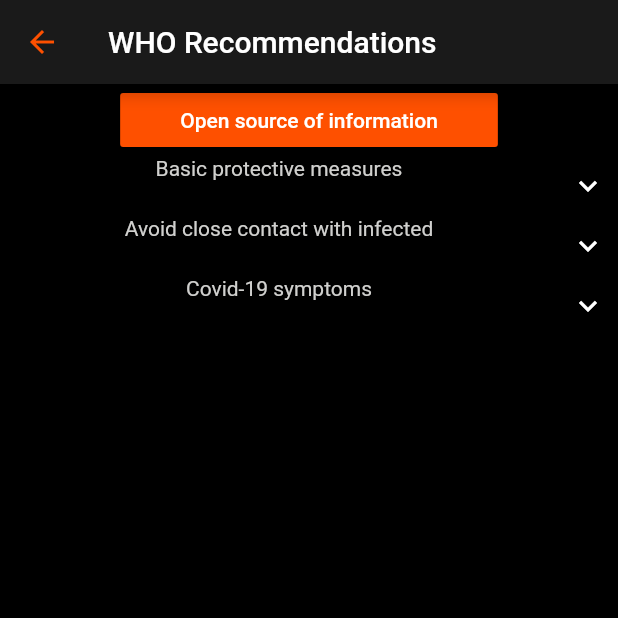
After one commit to benjaminSchilling33/covid19_dashboard, a Flutter app: the WHORecommendations screen opened directly, on a phone screen of 412 x 824 dp, the top half of it. The commit adds this screen. Run offline on Flutter 3.47's test engine with Material 2 defaults, Android fonts, the phone set to English and light mode, and no system bars; drawn by our look-alikes of expandable; our stand-ins replace connectivity, font_awesome_flutter, google_maps_flutter, syncfusion_flutter_charts, youtube_player_flutter; missing offline and left inert: syncfusion_flutter_core; network calls fail.

Commit message:
Update to new data source of JHU
Added more functionality

```diff
--- a/lib/model/covid19_data.dart
+++ b/lib/model/covid19_data.dart
@@ -6,6 +6,7 @@
 */
 
 import 'package:covid19_dashboard/model/dataset.dart';
+import 'package:flutter/foundation.dart';
 import 'package:flutter/material.dart';
 import 'package:google_maps_flutter/google_maps_flutter.dart';
 
@@ -79,6 +80,10 @@
           ),
         ),
       );
+      if (!kReleaseMode) {
+        print(
+            'Added infected circle for ${infected[i].provinceState + infected[i].countyRegion} with radius ${infected[i].lastValue.roundToDouble() * 10}');
+      }
     }
     recovered.forEach((dp) {
       circles.add(
@@ -96,6 +101,10 @@
           ),
         ),
       );
+      if (!kReleaseMode) {
+        print(
+            'Added recovered circle for ${dp.provinceState + dp.countyRegion} with radius ${dp.lastValue.roundToDouble() * 10}');
+      }
     });
     deceased.forEach((dp) {
       circles.add(
@@ -113,6 +122,10 @@
           ),
         ),
       );
+      if (!kReleaseMode) {
+        print(
+            'Added deceased circle for ${dp.provinceState + dp.countyRegion} with radius ${dp.lastValue.roundToDouble() * 10}');
+      }
     });
   }
 
--- a/lib/utilities/data_fetcher.dart
+++ b/lib/utilities/data_fetcher.dart
@@ -61,11 +61,11 @@
     if (connectivityResult == ConnectivityResult.mobile ||
         connectivityResult == ConnectivityResult.wifi) {
       String requestStringInfected =
-          'https://raw.githubusercontent.com/CSSEGISandData/COVID-19/master/csse_covid_19_data/csse_covid_19_time_series/time_series_19-covid-Confirmed.csv';
+          'https://raw.githubusercontent.com/CSSEGISandData/COVID-19/master/csse_covid_19_data/csse_covid_19_time_series/time_series_covid19_confirmed_global.csv';
       String requestStringRecovered =
-          'https://raw.githubusercontent.com/CSSEGISandData/COVID-19/master/csse_covid_19_data/csse_covid_19_time_series/time_series_19-covid-Recovered.csv';
-      String requestStringDeath =
-          'https://raw.githubusercontent.com/CSSEGISandData/COVID-19/master/csse_covid_19_data/csse_covid_19_time_series/time_series_19-covid-Deaths.csv';
+          'https://raw.githubusercontent.com/CSSEGISandData/COVID-19/master/csse_covid_19_data/csse_covid_19_time_series/time_series_covid19_recovered_global.csv';
+      String requestStringDeceased =
+          'https://raw.githubusercontent.com/CSSEGISandData/COVID-19/master/csse_covid_19_data/csse_covid_19_time_series/time_series_covid19_deaths_global.csv';
 
       final responseInfected = await http
           .get(
@@ -146,7 +146,7 @@
 
       final responseDeceased = await http
           .get(
-            '$requestStringDeath',
+            '$requestStringDeceased',
             headers: {
               "If-None-Match": ifNoneMatchDeceased,
             },
--- /dev/null
+++ b/lib/widgets/who_advices.dart
@@ -0,0 +1,116 @@
+import 'package:expandable/expandable.dart';
+import 'package:flutter/material.dart';
+import 'package:url_launcher/url_launcher.dart';
+import 'package:youtube_player_flutter/youtube_player_flutter.dart';
+
+class WHORecommendations extends StatelessWidget {
+  @override
+  Widget build(BuildContext context) {
+    List<YoutubePlayerController> controller = List<YoutubePlayerController>();
+    controller.add(getControllerForVideo('bPITHEiFWLc'));
+    controller.add(getControllerForVideo('6Ooz1GZsQ70'));
+    controller.add(getControllerForVideo('qF42gZVm1Bo'));
+
+    return SafeArea(
+      child: Scaffold(
+        appBar: AppBar(
+          title: Text('WHO Recommendations'),
+        ),
+        backgroundColor: Color(0xff000000),
+        body: Column(
+          children: <Widget>[
+            RaisedButton(
+              padding: EdgeInsets.fromLTRB(40, 10, 40, 10),
+              child: Text('Open source of information'),
+              onPressed: () async {
+                if (await canLaunch(
+                    'https://www.who.int/emergencies/diseases/novel-coronavirus-2019/advice-for-public')) {
+                  await launch(
+                      'https://www.who.int/emergencies/diseases/novel-coronavirus-2019/advice-for-public');
+                } else {
+                  throw 'Could not launch https://www.who.int/emergencies/diseases/novel-coronavirus-2019/advice-for-public';
+                }
+              },
+            ),
+            ExpandablePanel(
+              header: Column(
+                children: <Widget>[
+                  Text('Basic protective measures'),
+                ],
+              ),
+              theme: ExpandableThemeData(
+                iconColor: Colors.white,
+              ),
+              expanded: Column(
+                children: <Widget>[
+                  YoutubePlayer(
+                    controller: controller[0],
+                    showVideoProgressIndicator: true,
+                    progressIndicatorColor: Colors.amber,
+                    progressColors: ProgressBarColors(
+                        playedColor: Colors.amber,
+                        handleColor: Colors.amberAccent),
+                  ),
+                ],
+              ),
+            ),
+            ExpandablePanel(
+              header: Column(
+                children: <Widget>[
+                  Text('Avoid close contact with infected'),
+                ],
+              ),
+              theme: ExpandableThemeData(
+                iconColor: Colors.white,
+              ),
+              expanded: Column(
+                children: <Widget>[
+                  YoutubePlayer(
+                    controller: controller[1],
+                    showVideoProgressIndicator: true,
+                    progressIndicatorColor: Colors.amber,
+                    progressColors: ProgressBarColors(
+                        playedColor: Colors.amber,
+                        handleColor: Colors.amberAccent),
+                  ),
+                ],
+              ),
+            ),
+            ExpandablePanel(
+              header: Column(
+                children: <Widget>[
+                  Text('Covid-19 symptoms'),
+                ],
+              ),
+              theme: ExpandableThemeData(
+                iconColor: Colors.white,
+              ),
+              expanded: Column(
+                children: <Widget>[
+                  YoutubePlayer(
+                    controller: controller[2],
+                    showVideoProgressIndicator: true,
+                    progressIndicatorColor: Colors.amber,
+                    progressColors: ProgressBarColors(
+                        playedColor: Colors.amber,
+                        handleColor: Colors.amberAccent),
+                  ),
+                ],
+              ),
+            )
+          ],
+        ),
+      ),
+    );
+  }
+
+  YoutubePlayerController getControllerForVideo(String identifer) {
+    return YoutubePlayerController(
+      initialVideoId: identifer,
+      flags: YoutubePlayerFlags(
+        autoPlay: false,
+        mute: true,
+      ),
+    );
+  }
+}
--- a/pubspec.yaml
+++ b/pubspec.yaml
@@ -17,6 +17,11 @@
   google_maps_flutter: ^0.5.25
   syncfusion_flutter_core: ^18.1.36
   syncfusion_flutter_charts: ^18.1.36
+  youtube_player_flutter: 6.1.0+4
+  expandable: ^4.0.2
+  flutter_linkify: ^2.1.0
+  url_launcher: ^5.2.5
+  font_awesome_flutter: 8.7.0
 
 dev_dependencies:
   flutter_test:
```
Also changed, not shown: lib/main.dart (+46 -1 lines), lib/model/dataset.dart (+20 -19 lines), pubspec.lock.
